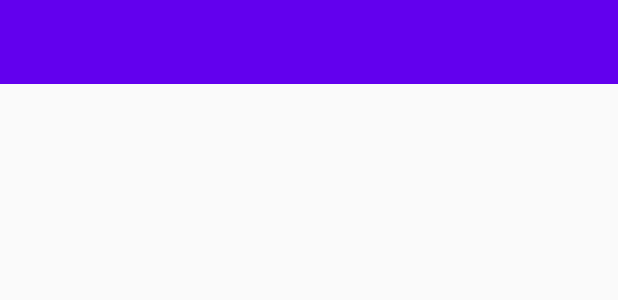
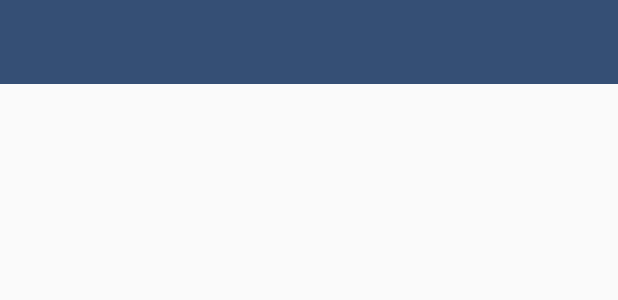
Before and after one commit to yudai0308/book_manager, an Android app: the layout toolbar.xml on its own in the app's theme, with its tools: preview values and no code run, on a phone screen of 412 x 824 dp. Shown: the top 300 px of the screen. Run offline under Robolectric (Android 15) with nearby library versions, the phone set to English and light mode, and no system bars.

Commit message:
フォントやレイアウトの変更。

```diff
--- a/app/src/main/res/layout/toolbar.xml
+++ b/app/src/main/res/layout/toolbar.xml
@@ -4,7 +4,6 @@
     android:id="@+id/toolbar"
     android:layout_width="match_parent"
     android:layout_height="wrap_content"
-    android:background="@color/colorPrimary"
     android:minHeight="?attr/actionBarSize"
     android:theme="@style/ToolbarTheme"
     app:layout_constraintEnd_toEndOf="parent"
--- a/app/src/main/res/values/dimens.xml
+++ b/app/src/main/res/values/dimens.xml
@@ -1,6 +1,7 @@
 <?xml version="1.0" encoding="utf-8"?>
 <resources>
     <dimen name="match_constraint">0dp</dimen>
+    <dimen name="space_narrow">4dp</dimen>
     <dimen name="space_default">8dp</dimen>
     <dimen name="space_wide">16dp</dimen>
 
--- a/app/src/main/res/values/strings.xml
+++ b/app/src/main/res/values/strings.xml
@@ -1,6 +1,6 @@
 <resources>
-    <string name="app_name">Book Manager</string>
-    <string name="toolbar_title">マイブックリスト</string>
+    <string name="app_name">本棚アプリ</string>
+    <string name="toolbar_title">本棚</string>
     <!-- エラーメッセージ -->
     <string name="search_error">エラーが発生しました。再度お試しください。</string>
     <string name="item_not_fount">お探しの本が見つかりませんでした。</string>
--- a/app/src/main/res/values/styles.xml
+++ b/app/src/main/res/values/styles.xml
@@ -1,15 +1,16 @@
 <resources>
 
-    <!-- Base application theme. -->
+    <!-- Color information -->
+    <!-- https://pigment.shapefactory.co/?d=1&a=243A60&b=DC9694 -->
     <style name="AppTheme" parent="Theme.AppCompat.Light.NoActionBar">
-        <!-- Customize your theme here. -->
-        <item name="colorPrimary">@color/colorPrimary</item>
-        <item name="colorPrimaryDark">@color/colorPrimaryDark</item>
-        <item name="colorAccent">@color/colorAccent</item>
+        <item name="colorPrimary">#182C52</item>
+        <item name="colorPrimaryDark">#243A60</item>
+        <item name="colorAccent">#DC9694</item>
+        <item name="android:fontFamily">@font/noto_serif_jp_medium</item>
     </style>
 
     <style name="ToolbarTheme" parent="Theme.AppCompat.Light">
-        <item name="android:background">@color/colorPrimary</item>
+        <item name="android:background">#354F75</item>
         <item name="android:textColorPrimary">#FFFFFF</item>
         <item name="android:textColorSecondary">#FFFFFF</item>
     </style>
```
Also changed, not shown: app/src/main/res/layout/row_book_list.xml (+4 -4 lines), 1 other file.
